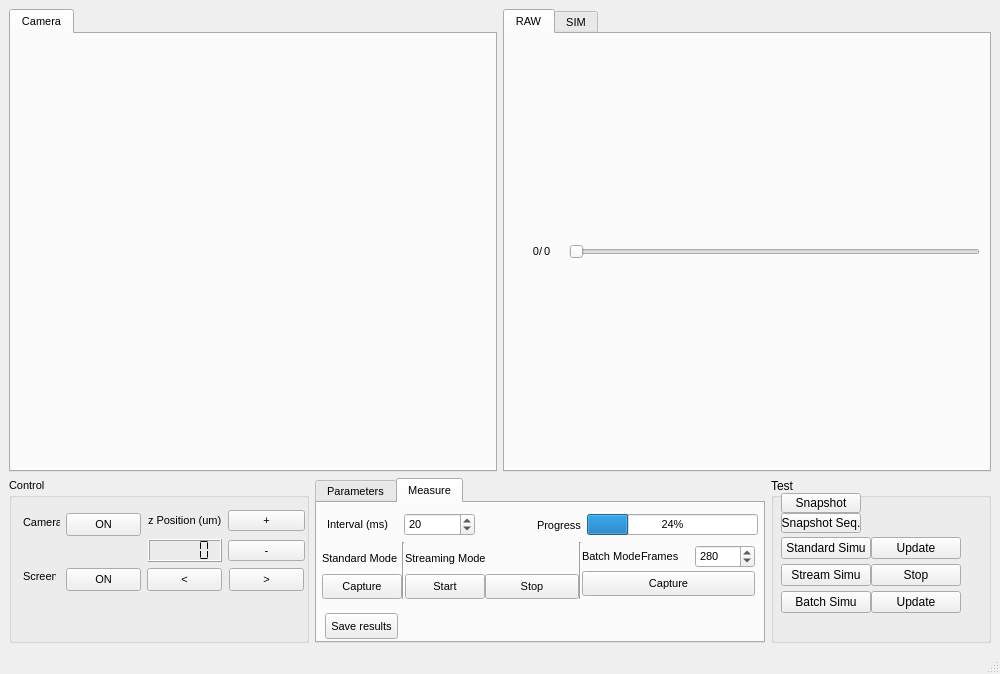
Before: the Qt Designer form hexsim_measurement.ui in imperial-photonics/HexSimInstrument, drawn with Qt 5.
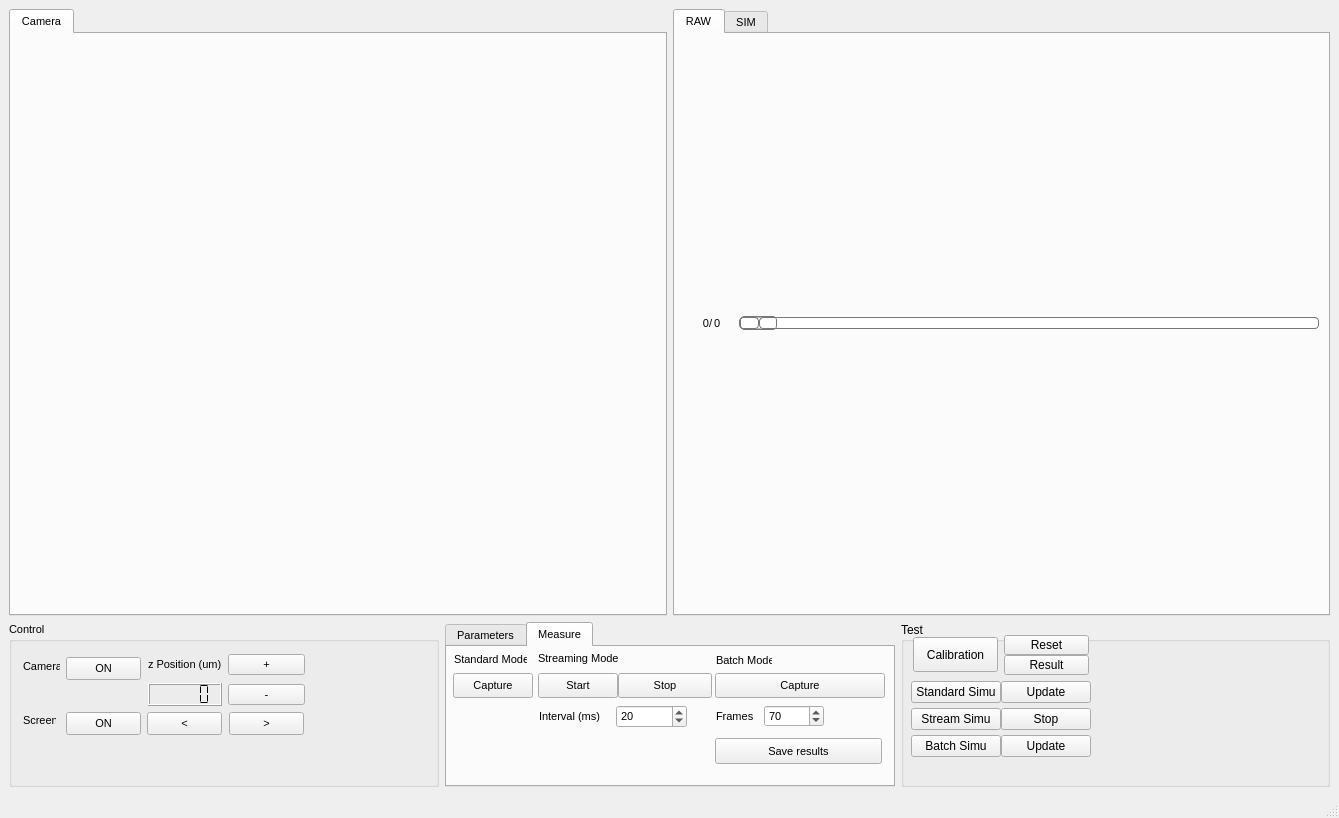
After: the same form once the commit is applied. The open tabs and pages were chosen to show the change.

```diff
--- a/hexsim_measurement.ui
+++ b/hexsim_measurement.ui
@@ -6,8 +6,8 @@
    <rect>
     <x>0</x>
     <y>0</y>
-    <width>1000</width>
-    <height>674</height>
+    <width>1339</width>
+    <height>818</height>
    </rect>
   </property>
   <property name="minimumSize">
@@ -133,6 +133,67 @@
                 <height>0</height>
                </size>
               </property>
+              <property name="styleSheet">
+               <string notr="true">QSlider::groove:horizontal {
+border: 1px solid #bbb;
+background: white;
+height: 10px;
+border-radius: 4px;
+}
+
+QSlider::sub-page:horizontal {
+background: qlineargradient(x1: 0, y1: 0,    x2: 0, y2: 1,
+    stop: 0 #66e, stop: 1 #bbf);
+background: qlineargradient(x1: 0, y1: 0.2, x2: 1, y2: 1,
+    stop: 0 #bbf, stop: 1 #55f);
+border: 1px solid #777;
+height: 10px;
+border-radius: 4px;
+}
+
+QSlider::add-page:horizontal {
+background: #fff;
+border: 1px solid #777;
+height: 10px;
+border-radius: 4px;
+}
+
+QSlider::handle:horizontal {
+background: qlineargradient(x1:0, y1:0, x2:1, y2:1,
+    stop:0 #eee, stop:1 #ccc);
+border: 1px solid #777;
+width: 35px;
+margin-top: -2px;
+margin-bottom: -2px;
+border-radius: 4px;
+}
+
+QSlider::handle:horizontal:hover {
+background: qlineargradient(x1:0, y1:0, x2:1, y2:1,
+    stop:0 #fff, stop:1 #ddd);
+border: 1px solid #444;
+border-radius: 4px;
+}
+
+QSlider::sub-page:horizontal:disabled {
+background: #bbb;
+border-color: #999;
+}
+
+QSlider::add-page:horizontal:disabled {
+background: #eee;
+border-color: #999;
+}
+
+QSlider::handle:horizontal:disabled {
+background: #eee;
+border: 1px solid #aaa;
+border-radius: 4px;
+}</string>
+              </property>
+              <property name="maximum">
+               <number>500</number>
+              </property>
               <property name="orientation">
                <enum>Qt::Horizontal</enum>
               </property>
@@ -232,9 +293,9 @@
       <widget class="QPushButton" name="snapshotButton">
        <property name="geometry">
         <rect>
-         <x>10</x>
-         <y>15</y>
-         <width>80</width>
+         <x>103</x>
+         <y>13</y>
+         <width>85</width>
          <height>20</height>
         </rect>
        </property>
@@ -245,15 +306,15 @@
         </size>
        </property>
        <property name="text">
-        <string>Snapshot</string>
+        <string>Reset</string>
        </property>
       </widget>
       <widget class="QPushButton" name="snapshotSeqButton">
        <property name="geometry">
         <rect>
-         <x>10</x>
-         <y>35</y>
-         <width>80</width>
+         <x>103</x>
+         <y>33</y>
+         <width>85</width>
          <height>20</height>
         </rect>
        </property>
@@ -264,7 +325,7 @@
         </size>
        </property>
        <property name="text">
-        <string>Snapshot Seq.</string>
+        <string>Result</string>
        </property>
       </widget>
       <widget class="QWidget" name="layoutWidget">
@@ -354,6 +415,19 @@
         </item>
        </layout>
       </widget>
+      <widget class="QPushButton" name="calibrationButton">
+       <property name="geometry">
+        <rect>
+         <x>12</x>
+         <y>15</y>
+         <width>85</width>
+         <height>35</height>
+        </rect>
+       </property>
+       <property name="text">
+        <string>Calibration</string>
+       </property>
+      </widget>
      </widget>
     </item>
     <item row="1" column="0">
@@ -993,9 +1067,9 @@
        <widget class="QPushButton" name="saveButton">
         <property name="geometry">
          <rect>
-          <x>8</x>
-          <y>110</y>
-          <width>73</width>
+          <x>268</x>
+          <y>91</y>
+          <width>167</width>
           <height>26</height>
          </rect>
         </property>
@@ -1011,8 +1085,8 @@
        <widget class="QWidget" name="layoutWidget">
         <property name="geometry">
          <rect>
-          <x>10</x>
-          <y>10</y>
+          <x>92</x>
+          <y>58</y>
           <width>148</width>
           <height>23</height>
          </rect>
@@ -1043,88 +1117,15 @@
          </item>
         </layout>
        </widget>
-       <widget class="QWidget" name="layoutWidget">
+       <widget class="QWidget" name="">
         <property name="geometry">
          <rect>
-          <x>220</x>
-          <y>10</y>
-          <width>221</width>
-          <height>24</height>
+          <x>91</x>
+          <y>3</y>
+          <width>174</width>
+          <height>48</height>
          </rect>
         </property>
-        <layout class="QHBoxLayout" name="horizontalLayout_13">
-         <item>
-          <widget class="QLabel" name="label_15">
-           <property name="text">
-            <string>Progress</string>
-           </property>
-          </widget>
-         </item>
-         <item>
-          <widget class="QProgressBar" name="progressBar">
-           <property name="value">
-            <number>24</number>
-           </property>
-          </widget>
-         </item>
-        </layout>
-       </widget>
-       <widget class="QWidget" name="layoutWidget">
-        <property name="geometry">
-         <rect>
-          <x>5</x>
-          <y>39</y>
-          <width>433</width>
-          <height>57</height>
-         </rect>
-        </property>
-        <layout class="QHBoxLayout" name="horizontalLayout_20">
-         <property name="spacing">
-          <number>0</number>
-         </property>
-         <item>
-          <layout class="QVBoxLayout" name="verticalLayout">
-           <item>
-            <widget class="QLabel" name="label_3">
-             <property name="text">
-              <string>Standard Mode</string>
-             </property>
-            </widget>
-           </item>
-           <item>
-            <widget class="QPushButton" name="captureStandardButton">
-             <property name="minimumSize">
-              <size>
-               <width>80</width>
-               <height>25</height>
-              </size>
-             </property>
-             <property name="maximumSize">
-              <size>
-               <width>80</width>
-               <height>16777215</height>
-              </size>
-             </property>
-             <property name="font">
-              <font>
-               <pointsize>8</pointsize>
-              </font>
-             </property>
-             <property name="text">
-              <string>Capture</string>
-             </property>
-            </widget>
-           </item>
-          </layout>
-         </item>
-         <item>
-          <widget class="Line" name="line">
-           <property name="orientation">
-            <enum>Qt::Vertical</enum>
-           </property>
-          </widget>
-         </item>
-         <item>
           <layout class="QVBoxLayout" name="verticalLayout_2">
            <item>
             <widget class="QLabel" name="label_4">
@@ -1178,28 +1179,100 @@
             </layout>
            </item>
           </layout>
-         </item>
-         <item>
-          <widget class="Line" name="line_2">
-           <property name="orientation">
-            <enum>Qt::Vertical</enum>
-           </property>
-          </widget>
-         </item>
-         <item>
-          <layout class="QVBoxLayout" name="verticalLayout_7">
-           <property name="spacing">
-            <number>0</number>
-           </property>
-           <item>
-            <layout class="QHBoxLayout" name="horizontalLayout_2">
-             <item>
+       </widget>
+       <widget class="QPushButton" name="captureBatchButton">
+        <property name="geometry">
+         <rect>
+          <x>268</x>
+          <y>26</y>
+          <width>170</width>
+          <height>25</height>
+         </rect>
+        </property>
+        <property name="minimumSize">
+         <size>
+          <width>80</width>
+          <height>25</height>
+         </size>
+        </property>
+        <property name="font">
+         <font>
+          <pointsize>8</pointsize>
+         </font>
+        </property>
+        <property name="text">
+         <string>Capture</string>
+        </property>
+       </widget>
               <widget class="QLabel" name="label_5">
+        <property name="enabled">
+         <bool>true</bool>
+        </property>
+        <property name="geometry">
+         <rect>
+          <x>269</x>
+          <y>5</y>
+          <width>56</width>
+          <height>16</height>
+         </rect>
+        </property>
                <property name="text">
                 <string>Batch Mode</string>
                </property>
               </widget>
-             </item>
+       <widget class="QPushButton" name="captureStandardButton">
+        <property name="geometry">
+         <rect>
+          <x>6</x>
+          <y>26</y>
+          <width>80</width>
+          <height>25</height>
+         </rect>
+        </property>
+        <property name="minimumSize">
+         <size>
+          <width>80</width>
+          <height>25</height>
+         </size>
+        </property>
+        <property name="maximumSize">
+         <size>
+          <width>80</width>
+          <height>16777215</height>
+         </size>
+        </property>
+        <property name="font">
+         <font>
+          <pointsize>8</pointsize>
+         </font>
+        </property>
+        <property name="text">
+         <string>Capture</string>
+        </property>
+       </widget>
+       <widget class="QLabel" name="label_3">
+        <property name="geometry">
+         <rect>
+          <x>7</x>
+          <y>4</y>
+          <width>73</width>
+          <height>16</height>
+         </rect>
+        </property>
+        <property name="text">
+         <string>Standard Mode</string>
+        </property>
+       </widget>
+       <widget class="QWidget" name="">
+        <property name="geometry">
+         <rect>
+          <x>269</x>
+          <y>58</y>
+          <width>108</width>
+          <height>22</height>
+         </rect>
+        </property>
+        <layout class="QHBoxLayout" name="horizontalLayout_2">
              <item>
               <widget class="QLabel" name="nStackLabel">
                <property name="minimumSize">
@@ -1235,31 +1308,9 @@
                 <number>560</number>
                </property>
                <property name="value">
-                <number>280</number>
-               </property>
-              </widget>
-             </item>
-            </layout>
-           </item>
-           <item>
-            <widget class="QPushButton" name="captureBatchButton">
-             <property name="minimumSize">
-              <size>
-               <width>80</width>
-               <height>25</height>
-              </size>
-             </property>
-             <property name="font">
-              <font>
-               <pointsize>8</pointsize>
-              </font>
-             </property>
-             <property name="text">
-              <string>Capture</string>
-             </property>
-            </widget>
-           </item>
-          </layout>
+            <number>70</number>
+           </property>
+          </widget>
          </item>
         </layout>
        </widget>
```
Left out of the diff: 94 changed lines with no effect on the pictures. Lines whose indentation alone changed are shown as unchanged.
